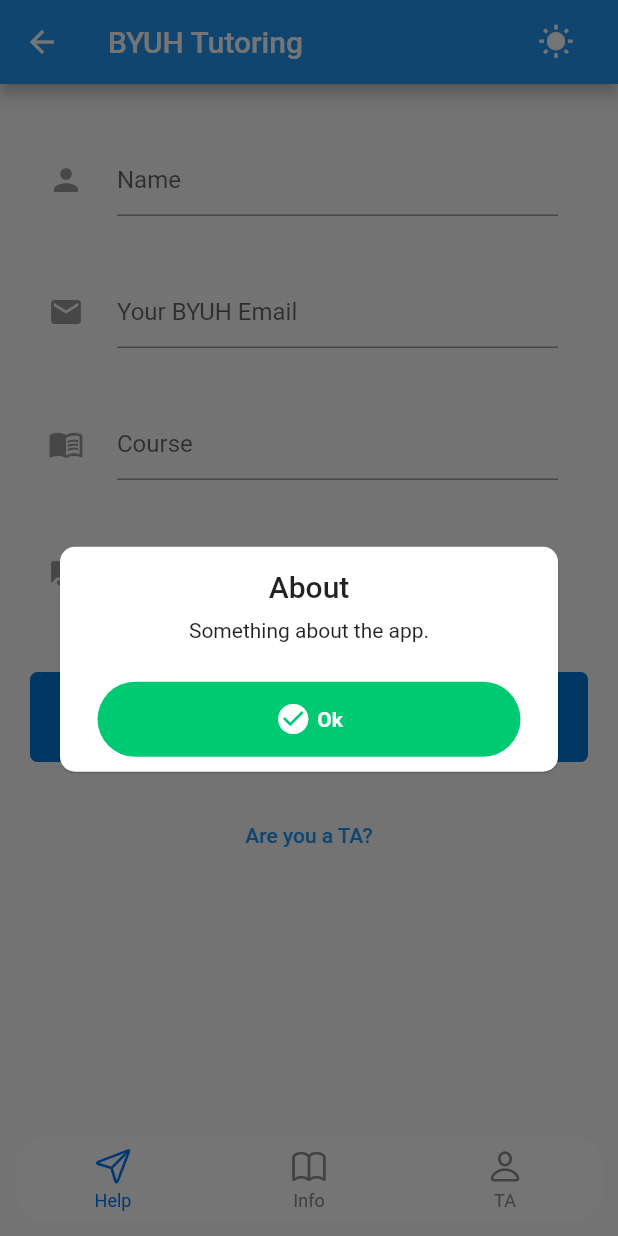
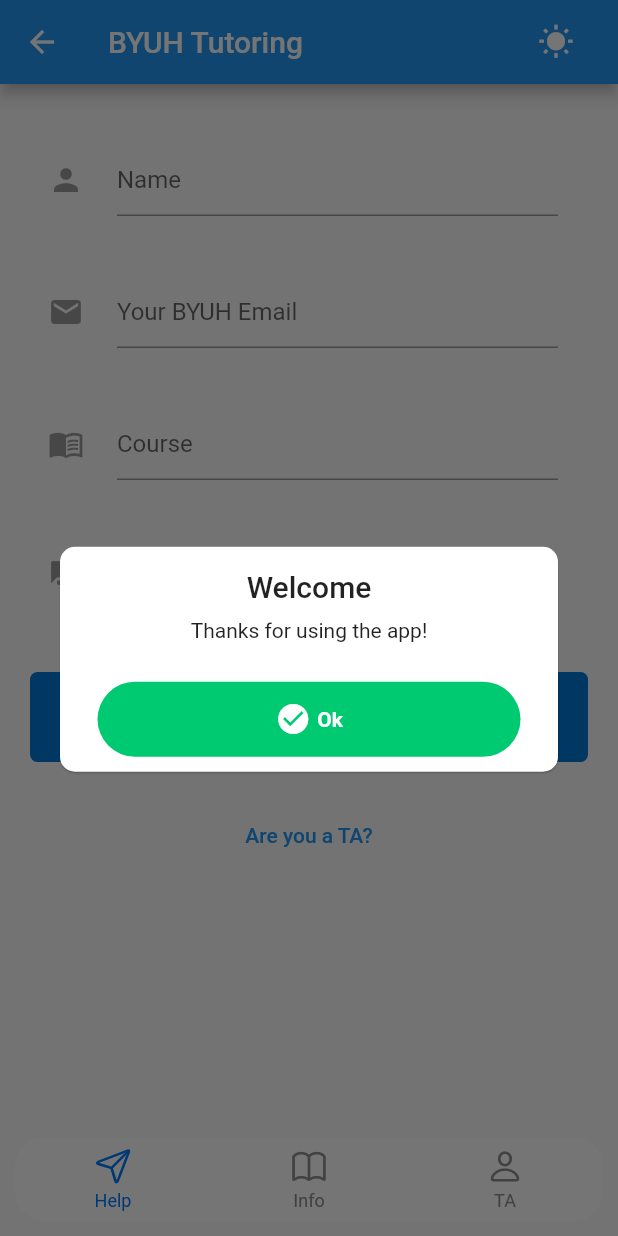
Before and after one commit to flybaflyba/Request-Handling-TA, a Flutter app: the screen it shows after launch, after a tap on the "wb sunny" icon, on a phone screen of 412 x 824 dp. Run offline on Flutter 3.47's test engine with Material 2 defaults, Android fonts, the phone set to English and light mode, and no system bars; drawn by our look-alikes of persistent_bottom_nav_bar; our stand-ins replace awesome_dialog, bottom_navy_bar, cloud_firestore, email_validator, firebase_auth, firebase_core and 2 more; missing offline and left inert: flutter_picker; accounts and stored records are empty.

Commit message:
Add login and logout feature

```diff
--- a/lib/MainPage.dart
+++ b/lib/MainPage.dart
@@ -10,6 +10,7 @@ import 'package:virtual_approval_flutter/SendRequestPage.dart';
 import 'package:virtual_approval_flutter/SignIn.dart';
 import 'package:virtual_approval_flutter/SignUp.dart';
 import 'package:virtual_approval_flutter/TutorRequestsPage.dart';
+import 'package:virtual_approval_flutter/Universals.dart';
 
 BuildContext testContext;
 
@@ -34,14 +35,13 @@ class _MainPageState extends State<MainPage> {
     _hideNavBar = false;
   }
 
-  List<Widget> _buildScreens() {
-    return [
-      SendRequestPage(),
-      InfosPage(),
-      FirebaseAuth.instance.currentUser == null ?
-      SignIn() : TutorRequestsPage(),
-    ];
-  }
+  // static List<Widget> buildScreens = [
+  //     SendRequestPage(),
+  //     InfosPage(),
+  //     FirebaseAuth.instance.currentUser == null ?
+  //     SignIn() : TutorRequestsPage(),
+  //   ];
+
 
   List<PersistentBottomNavBarItem> _navBarsItems() {
     return [
@@ -75,24 +75,56 @@ class _MainPageState extends State<MainPage> {
         automaticallyImplyLeading: true,
         leading: BackButton(),
         actions: [
+          FirebaseAuth.instance.currentUser == null ?
           IconButton(icon: Icon(Icons.wb_sunny), onPressed: () {
-            if (FirebaseAuth.instance.currentUser == null) {
+            AwesomeDialog(
+              context: context,
+              headerAnimationLoop: false,
+              dialogType: DialogType.NO_HEADER,
+              title: 'Welcome',
+              desc:
+              'Thanks for using the app!',
+              btnOkOnPress: () {
+                debugPrint('OnClcik');
+              },
+              btnOkIcon: Icons.check_circle,
+            )..show();}
+          )
+              :
+          IconButton(icon: Icon(Icons.logout), onPressed: () {
+            print(Universals.buildScreens);
+
+            FirebaseAuth.instance.signOut().then((value) => setState(() {
+              print(FirebaseAuth.instance.currentUser);
+              Universals.buildScreens = [
+                SendRequestPage(),
+                InfosPage(),
+                FirebaseAuth.instance.currentUser == null ?
+                SignIn() : TutorRequestsPage(),
+              ];
+
+              Navigator.of(context).pushAndRemoveUntil(
+                CupertinoPageRoute(
+                  builder: (BuildContext context) {
+                    return MainPage();
+                  },
+                ),
+                    (_) => false,
+              );
+
               AwesomeDialog(
                 context: context,
                 headerAnimationLoop: false,
                 dialogType: DialogType.NO_HEADER,
-                title: 'About',
+                title: 'Bye',
                 desc:
-                'Something about the app.',
-                btnOkOnPress: () {
-                  debugPrint('OnClcik');
-                },
-                btnOkIcon: Icons.check_circle,
+                'You signed out',
+                // btnOkOnPress: () {
+                // },
+                // btnOkIcon: Icons.check_circle,
+
               )..show();
-            } else {
-              FirebaseAuth.instance.signOut();
-            }
-
+            }));
 
           }),
           Text("     ")
@@ -129,7 +161,7 @@ class _MainPageState extends State<MainPage> {
       body: PersistentTabView(
         context,
         controller: _controller,
-        screens: _buildScreens(),
+        screens: Universals.buildScreens,
         items: _navBarsItems(),
         confineInSafeArea: true,
         backgroundColor: Colors.white,
--- a/lib/Universals.dart
+++ b/lib/Universals.dart
@@ -46,6 +46,13 @@ class Universals {
         fontSize: 16.0
     );
   }
+
+  static List<Widget> buildScreens = [
+    SendRequestPage(),
+    InfosPage(),
+    FirebaseAuth.instance.currentUser == null ?
+    SignIn() : TutorRequestsPage(),
+  ];
 
   static showRequestInfoToStudentInRealTime(String email, BuildContext context) {
 
```
Also changed, not shown: lib/SignIn.dart (+32 -4 lines).
